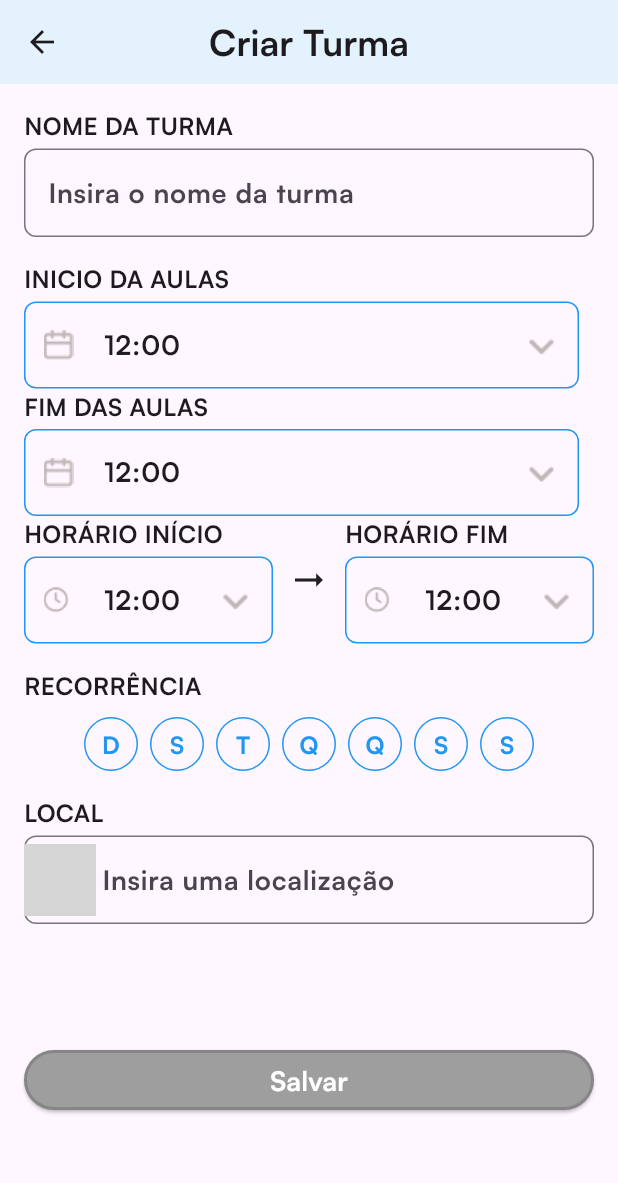
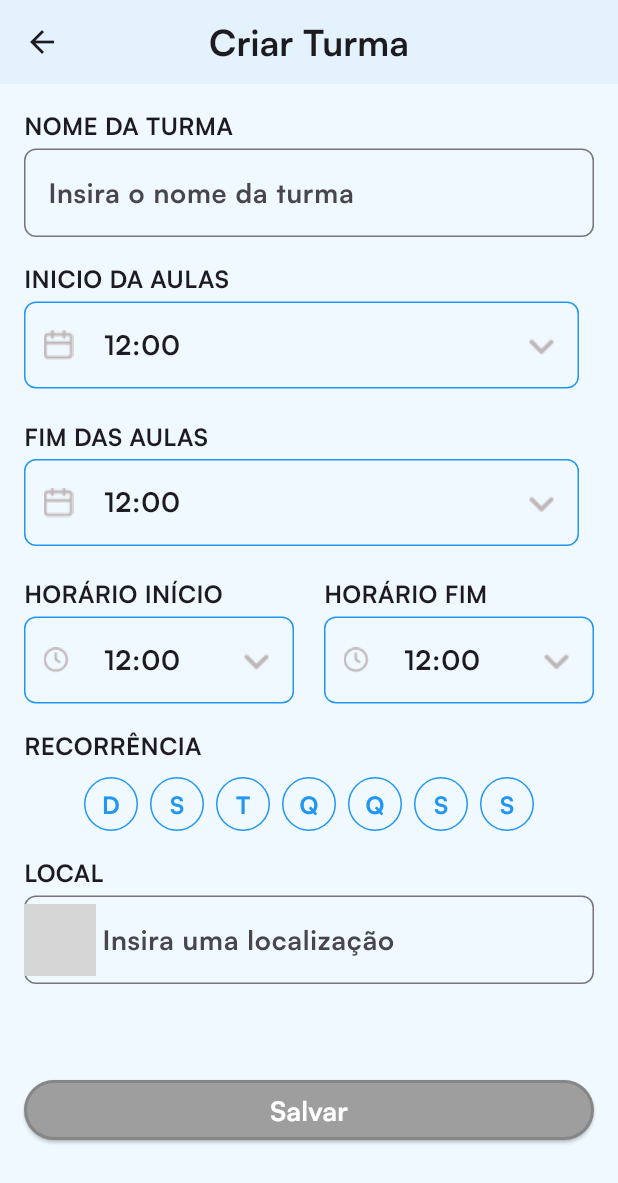
Before and after one commit to Dan-Nobre/NFCollege, a Flutter app: the CriarTurmaScreen screen opened directly, on a phone screen of 412 x 824 dp. Shown: the top 1183 px of the screen. Run offline on Flutter 3.47's test engine with Material 3 defaults, Android fonts, the phone set to English and light mode, and no system bars; missing offline and left inert: nfc_manager; grey boxes are pictures that could not be loaded.

Commit message:
adição de background e alignment de components

```diff
--- a/lib/Features/InitialScreen/View/InitialScreen.dart
+++ b/lib/Features/InitialScreen/View/InitialScreen.dart
@@ -8,6 +8,7 @@ class InitialScreen extends StatelessWidget {
   Widget build(BuildContext context) {
     return Scaffold(
       appBar: AppBar(
+        backgroundColor: Color(0xFFEFF9FF),
         leading: IconButton(
             icon: Image.asset("Resources/assets/images/user-icon.png"),
             onPressed: () {
--- a/lib/Features/Turma/criar_turma.dart
+++ b/lib/Features/Turma/criar_turma.dart
@@ -22,27 +22,36 @@ class CriarTurmaScreen extends StatelessWidget {
                 SizedBox(width: 10),
               ],
             ),
+            SizedBox(height: 20),
             Row(
               children: [
                 Expanded(child: _buildImagePicker("FIM DAS AULAS", "Resources/assets/images/Calendario.png", imageSize: 20)),
                 SizedBox(width: 10),
               ],
             ),
+            SizedBox(height: 20),
             Row(
               crossAxisAlignment: CrossAxisAlignment.center,
               children: [
                 Expanded(
                   child: _buildImagePicker("HORÁRIO INÍCIO", "Resources/assets/images/Clock.png", imageSize: 17),
                 ),
-              Padding(
-                padding: const EdgeInsets.symmetric(horizontal: 10),
-                child: Icon(Icons.arrow_right_alt, size: 28),
-              ),
+                SizedBox(width: 20),
+                // Padding(
+                //   padding: const EdgeInsets.symmetric(horizontal: 10),
+                //   child: Column( // Garante alinhamento vertical
+                //     mainAxisAlignment: MainAxisAlignment.center,
+                //     children: [
+                //       Image.asset("Resources/assets/images/Arrow Right.png", height: 24),
+                //     ],
+                //   ),
+                // ),
                 Expanded(
                   child: _buildImagePicker("HORÁRIO FIM", "Resources/assets/images/Clock.png", imageSize: 17),
                 ),
               ],
             ),
+
 
             SizedBox(height: 16),
             Text("RECORRÊNCIA", style: TextStyle(fontWeight: FontWeight.bold)),
--- a/lib/main.dart
+++ b/lib/main.dart
@@ -16,6 +16,7 @@ class MyApp extends StatelessWidget {
       debugShowCheckedModeBanner: false,
       title: 'NFC COLLEGE',
       theme: ThemeData(
+        scaffoldBackgroundColor: Color(0xFFEFF9FF),
         fontFamily: 'Satoshi',
         textTheme: TextTheme(
           bodyLarge: TextStyle(fontSize: 18, fontWeight: FontWeight.bold), // Padrão: Negrito
```
Lines whose indentation alone changed are shown as unchanged.
